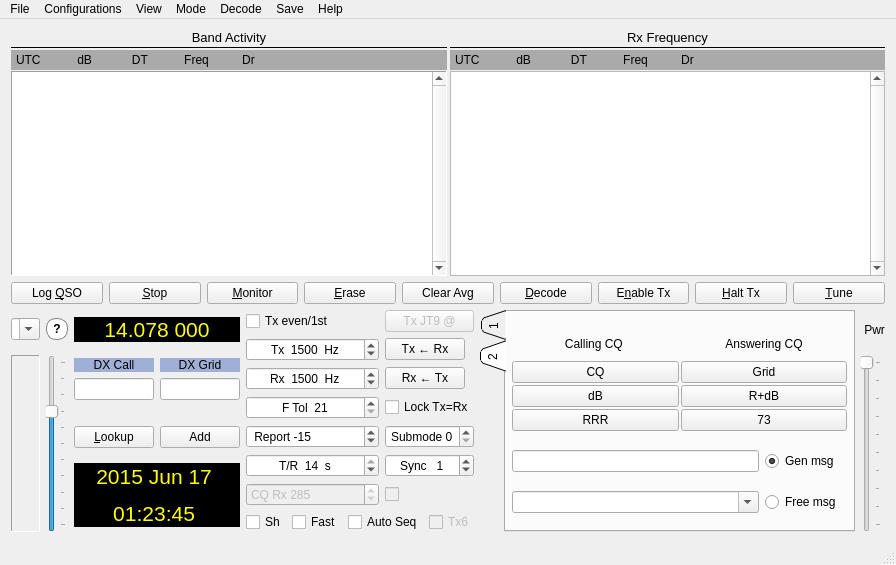
This is mainwindow.ui in saitohirga/WSJT-X as Qt 5 draws it before an edit. The edited form follows.
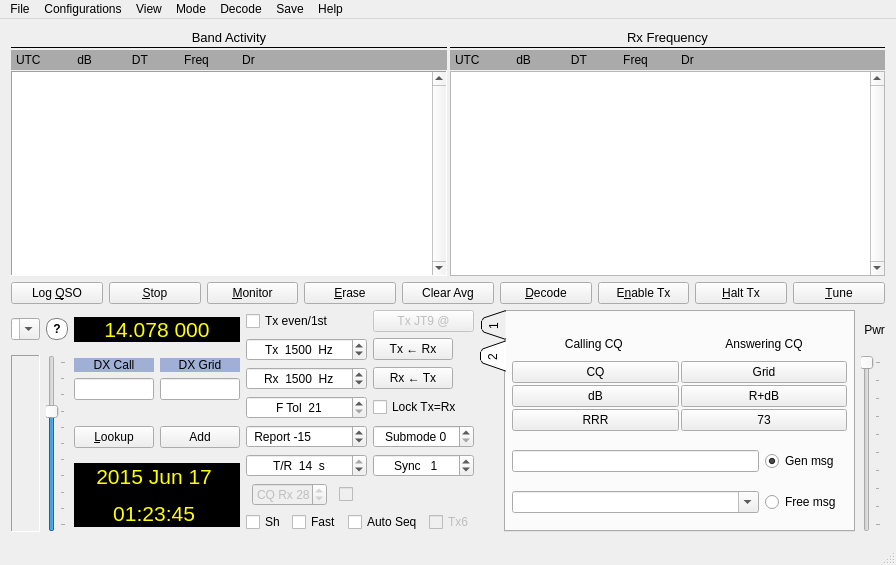
This is the edited form. Custom widgets are drawn as their Qt base class.

Commit message: Resize the "CQ nnn" spinner.

```diff
--- a/mainwindow.ui
+++ b/mainwindow.ui
@@ -585,7 +585,7 @@
             </property>
             <item>
              <widget class="QWidget" name="QSO_controls_widget" native="true">
-              <layout class="QHBoxLayout" name="horizontalLayout_6" stretch="1,10">
+              <layout class="QHBoxLayout" name="horizontalLayout_6" stretch="0,10">
                <property name="leftMargin">
                 <number>0</number>
                </property>
@@ -600,41 +600,6 @@
                </property>
                <item>
                 <layout class="QGridLayout" name="gridLayout_3">
-                 <item row="12" column="1">
-                  <widget class="QCheckBox" name="cbCQRx">
-                   <property name="enabled">
-                    <bool>false</bool>
-                   </property>
-                   <property name="maximumSize">
-                    <size>
-                     <width>16777215</width>
-                     <height>16777215</height>
-                    </size>
-                   </property>
-                   <property name="text">
-                    <string/>
-                   </property>
-                  </widget>
-                 </item>
-                 <item row="12" column="0">
-                  <widget class="QSpinBox" name="sbCQRxFreq">
-                   <property name="enabled">
-                    <bool>false</bool>
-                   </property>
-                   <property name="prefix">
-                    <string>CQ Rx </string>
-                   </property>
-                   <property name="minimum">
-                    <number>1</number>
-                   </property>
-                   <property name="maximum">
-                    <number>999</number>
-                   </property>
-                   <property name="value">
-                    <number>285</number>
-                   </property>
-                  </widget>
-                 </item>
                  <item row="7" column="0">
                   <widget class="QSpinBox" name="rptSpinBox">
                    <property name="toolTip">
@@ -964,6 +929,51 @@
                    </property>
                   </spacer>
                  </item>
+                 <item row="10" column="0">
+                  <layout class="QHBoxLayout" name="horizontalLayout_11">
+                   <item>
+                    <widget class="QSpinBox" name="sbCQRxFreq">
+                     <property name="enabled">
+                      <bool>false</bool>
+                     </property>
+                     <property name="maximumSize">
+                      <size>
+                       <width>75</width>
+                       <height>16777215</height>
+                      </size>
+                     </property>
+                     <property name="prefix">
+                      <string>CQ Rx </string>
+                     </property>
+                     <property name="minimum">
+                      <number>1</number>
+                     </property>
+                     <property name="maximum">
+                      <number>999</number>
+                     </property>
+                     <property name="value">
+                      <number>285</number>
+                     </property>
+                    </widget>
+                   </item>
+                   <item>
+                    <widget class="QCheckBox" name="cbCQRx">
+                     <property name="enabled">
+                      <bool>false</bool>
+                     </property>
+                     <property name="maximumSize">
+                      <size>
+                       <width>20</width>
+                       <height>16777215</height>
+                      </size>
+                     </property>
+                     <property name="text">
+                      <string/>
+                     </property>
+                    </widget>
+                   </item>
+                  </layout>
+                 </item>
                 </layout>
                </item>
                <item>
```
Left out of the diff: 122 changed lines with no effect on the pictures.
